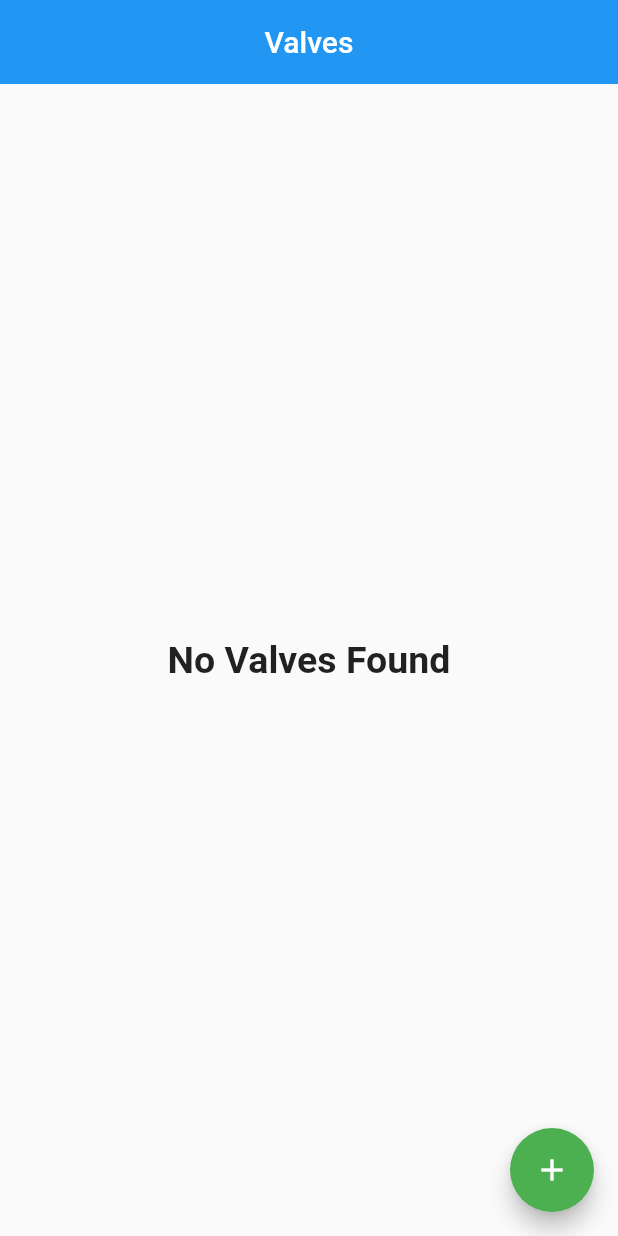
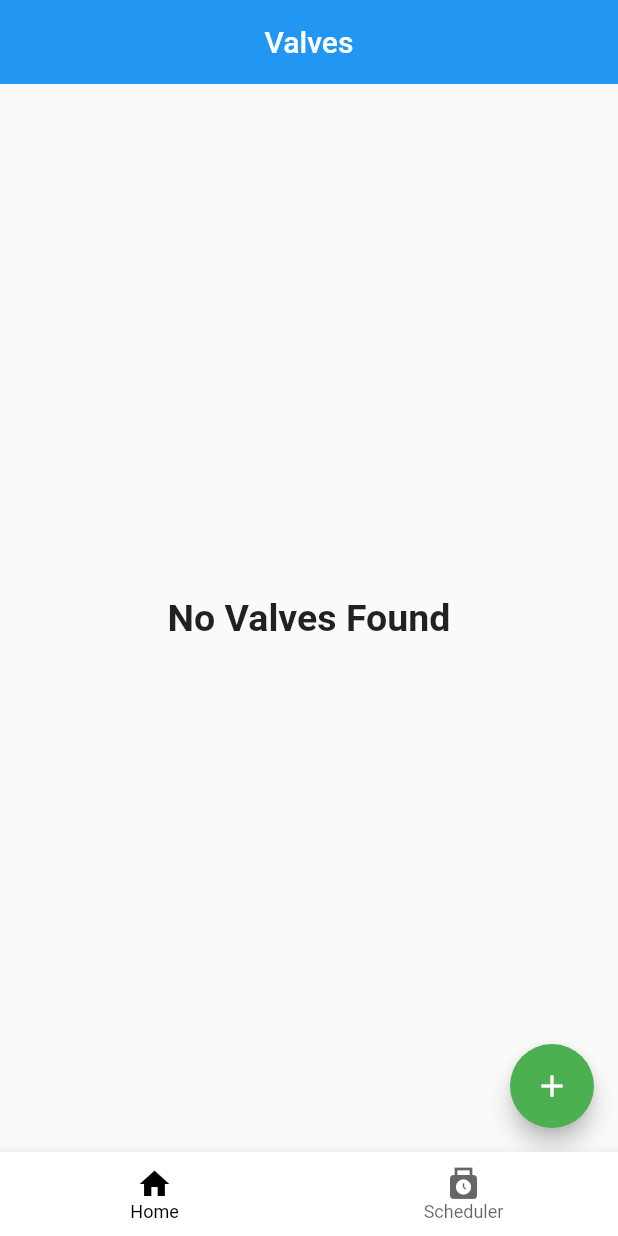
Before and after one commit to Anantu05/ValveControl, a Flutter app: the screen it shows after launch, on a phone screen of 412 x 824 dp. Run offline on Flutter 3.47's test engine with Material 2 defaults, Android fonts, the light colour scheme and no system bars; our stand-ins replace sqflite; accounts and stored records are empty.

Commit message:
Added navbar

```diff
--- a/lib/main.dart
+++ b/lib/main.dart
@@ -2,14 +2,56 @@ import 'package:flutter/material.dart';
 import 'package:valve_control/screens/valves_screen.dart';
 
 void main() {
-  runApp(const ValveControl());
+  runApp(MaterialApp(home:ValveControl()));
 }
 
-class ValveControl extends StatelessWidget {
-  const ValveControl({Key? key}) : super(key: key);
-
+class ValveControl extends StatefulWidget {
+  @override
+  // ignore: library_private_types_in_public_api
+  _ValveControlState createState() => _ValveControlState();
+}
+class _ValveControlState extends State<ValveControl>{
+  int _currentIndex = 0;
+  _getDrawerItemWidget(int pos){
+    switch (pos){
+      case 0:
+        return ValvesScreen();
+      case 1:
+        return Placeholder();
+    }
+  }
+  //List<String> titleList = ["Home", "Scheduler"];
   @override
   Widget build(BuildContext context) {
-    return MaterialApp(home: ValvesScreen());
+    final colorScheme = Theme.of(context).colorScheme;
+    final textTheme = Theme.of(context).textTheme;
+
+    return Scaffold(
+      bottomNavigationBar: BottomNavigationBar(
+        type: BottomNavigationBarType.fixed,
+        currentIndex: _currentIndex,
+        backgroundColor: colorScheme.surface,
+        selectedItemColor: colorScheme.onSurface,
+        unselectedItemColor: colorScheme.onSurface.withOpacity(.60),
+        selectedLabelStyle: textTheme.bodySmall,
+        unselectedLabelStyle: textTheme.bodySmall,
+        onTap: (value) {
+          setState(() {
+            _currentIndex = value;
+          });
+        },
+        items: [
+          BottomNavigationBarItem(
+            label: 'Home',
+            icon: Icon(Icons.home),
+          ),
+          BottomNavigationBarItem(
+            label: 'Scheduler',
+            icon: Icon(Icons.punch_clock),
+          ),
+        ],
+      ),
+      body: _getDrawerItemWidget(_currentIndex),
+    );
   }
 }
```
